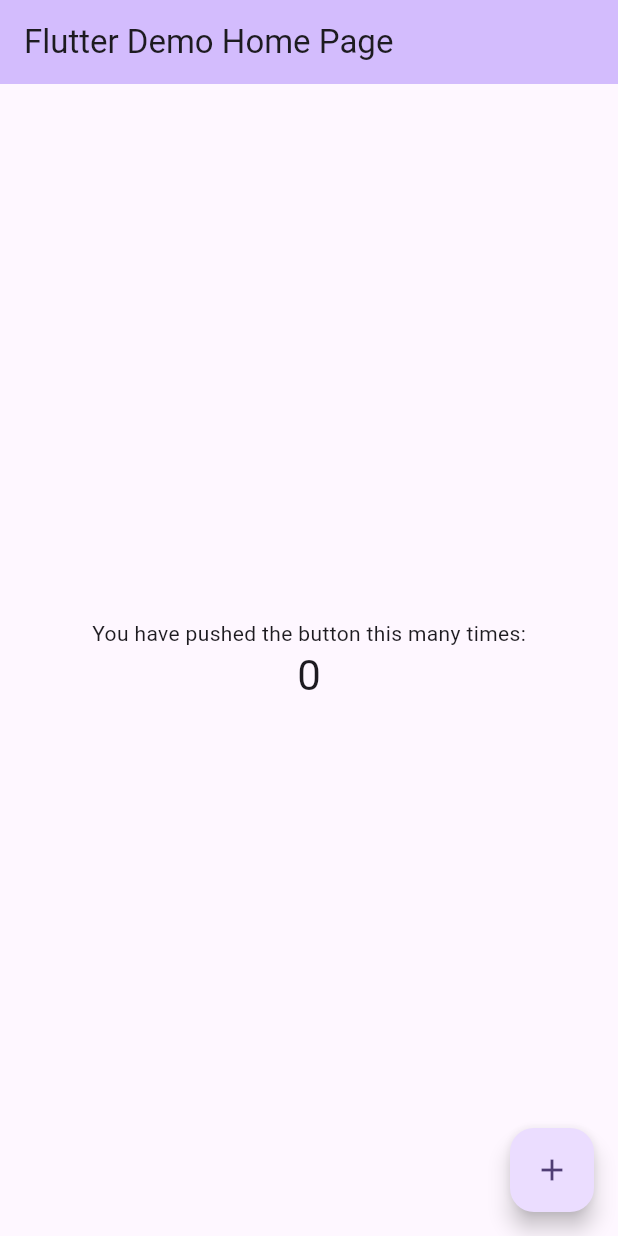
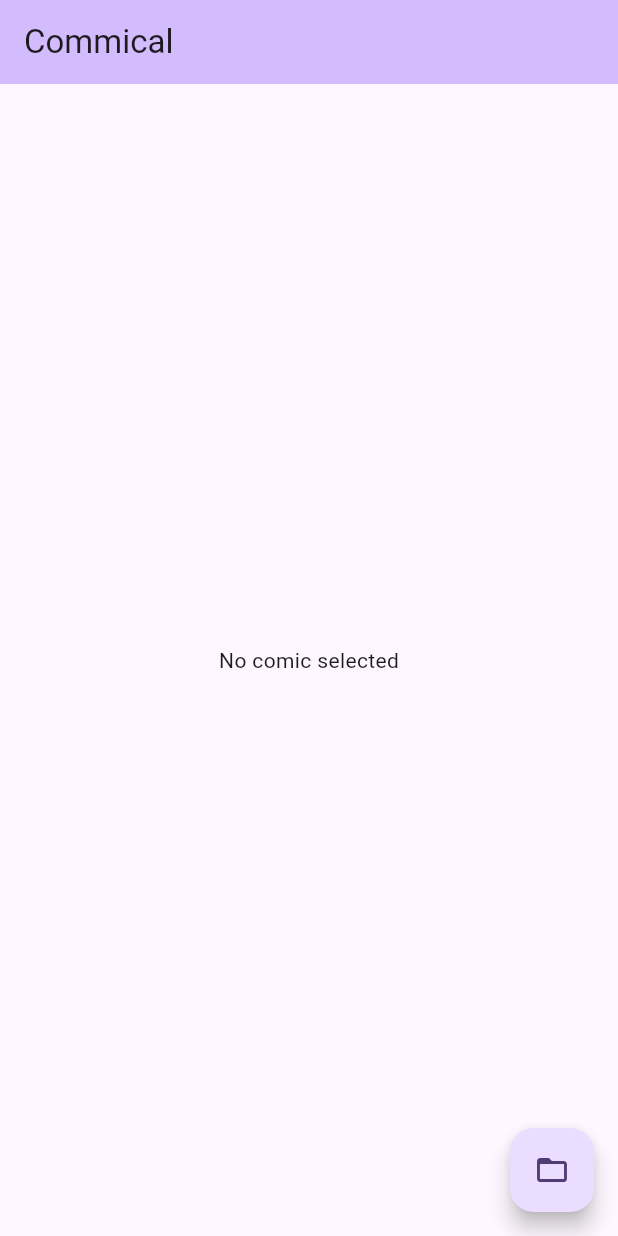
Before and after one commit to bookofiyi/commical, a Flutter app: the screen it shows after launch, on a phone screen of 412 x 824 dp. Run offline on Flutter 3.47's test engine with Material 3 defaults, Android fonts, the light colour scheme and no system bars; our stand-ins replace file_picker.

Commit message:
changed UI and added file picking

```diff
--- a/lib/main.dart
+++ b/lib/main.dart
@@ -1,4 +1,5 @@
 import 'package:flutter/material.dart';
+import 'package:file_picker/file_picker.dart';
 
 void main() {
   runApp(const MyApp());
@@ -11,42 +12,17 @@
   @override
   Widget build(BuildContext context) {
     return MaterialApp(
-      title: 'Flutter Demo',
+      title: 'Commical',
       theme: ThemeData(
-        // This is the theme of your application.
-        //
-        // TRY THIS: Try running your application with "flutter run". You'll see
-        // the application has a purple toolbar. Then, without quitting the app,
-        // try changing the seedColor in the colorScheme below to Colors.green
-        // and then invoke "hot reload" (save your changes or press the "hot
-        // reload" button in a Flutter-supported IDE, or press "r" if you used
-        // the command line to start the app).
-        //
-        // Notice that the counter didn't reset back to zero; the application
-        // state is not lost during the reload. To reset the state, use hot
-        // restart instead.
-        //
-        // This works for code too, not just values: Most code changes can be
-        // tested with just a hot reload.
         colorScheme: ColorScheme.fromSeed(seedColor: Colors.deepPurple),
       ),
-      home: const MyHomePage(title: 'Flutter Demo Home Page'),
+      home: const MyHomePage(title: 'Commical'),
     );
   }
 }
 
 class MyHomePage extends StatefulWidget {
   const MyHomePage({super.key, required this.title});
-
-  // This widget is the home page of your application. It is stateful, meaning
-  // that it has a State object (defined below) that contains fields that affect
-  // how it looks.
-
-  // This class is the configuration for the state. It holds the values (in this
-  // case the title) provided by the parent (in this case the App widget) and
-  // used by the build method of the State. Fields in a Widget subclass are
-  // always marked "final".
-
   final String title;
 
   @override
@@ -54,68 +30,38 @@
 }
 
 class _MyHomePageState extends State<MyHomePage> {
-  int _counter = 0;
+  String? selectedFilePath;
 
-  void _incrementCounter() {
-    setState(() {
-      // This call to setState tells the Flutter framework that something has
-      // changed in this State, which causes it to rerun the build method below
-      // so that the display can reflect the updated values. If we changed
-      // _counter without calling setState(), then the build method would not be
-      // called again, and so nothing would appear to happen.
-      _counter++;
-    });
+  Future<void> _pickFile() async {
+    FilePickerResult? result = await FilePicker.platform.pickFiles(
+      type: FileType.custom,
+      allowedExtensions: ['cbz'],
+    );
+
+    if (result != null) {
+      setState(() {
+        selectedFilePath = result.files.single.path;
+      });
+    }
   }
 
   @override
   Widget build(BuildContext context) {
-    // This method is rerun every time setState is called, for instance as done
-    // by the _incrementCounter method above.
-    //
-    // The Flutter framework has been optimized to make rerunning build methods
-    // fast, so that you can just rebuild anything that needs updating rather
-    // than having to individually change instances of widgets.
     return Scaffold(
       appBar: AppBar(
-        // TRY THIS: Try changing the color here to a specific color (to
-        // Colors.amber, perhaps?) and trigger a hot reload to see the AppBar
-        // change color while the other colors stay the same.
         backgroundColor: Theme.of(context).colorScheme.inversePrimary,
-        // Here we take the value from the MyHomePage object that was created by
-        // the App.build method, and use it to set our appbar title.
         title: Text(widget.title),
       ),
       body: Center(
-        // Center is a layout widget. It takes a single child and positions it
-        // in the middle of the parent.
         child: Column(
-          // Column is also a layout widget. It takes a list of children and
-          // arranges them vertically. By default, it sizes itself to fit its
-          // children horizontally, and tries to be as tall as its parent.
-          //
-          // Column has various properties to control how it sizes itself and
-          // how it positions its children. Here we use mainAxisAlignment to
-          // center the children vertically; the main axis here is the vertical
-          // axis because Columns are vertical (the cross axis would be
-          // horizontal).
-          //
-          // TRY THIS: Invoke "debug painting" (choose the "Toggle Debug Paint"
-          // action in the IDE, or press "p" in the console), to see the
-          // wireframe for each widget.
           mainAxisAlignment: MainAxisAlignment.center,
-          children: <Widget>[
-            const Text('You have pushed the button this many times:'),
-            Text(
-              '$_counter',
-              style: Theme.of(context).textTheme.headlineMedium,
-            ),
-          ],
+          children: <Widget>[const Text('No comic selected')],
         ),
       ),
       floatingActionButton: FloatingActionButton(
-        onPressed: _incrementCounter,
+        onPressed: _pickFile,
         tooltip: 'Increment',
-        child: const Icon(Icons.add),
+        child: const Icon(Icons.folder_open),
       ), // This trailing comma makes auto-formatting nicer for build methods.
     );
   }
--- a/pubspec.yaml
+++ b/pubspec.yaml
@@ -30,6 +30,7 @@ environment:
 dependencies:
   flutter:
     sdk: flutter
+  file_picker: ^9.2.3
 
   # The following adds the Cupertino Icons font to your application.
   # Use with the CupertinoIcons class for iOS style icons.
```
Also changed, not shown: pubspec.lock, 1 other file.
